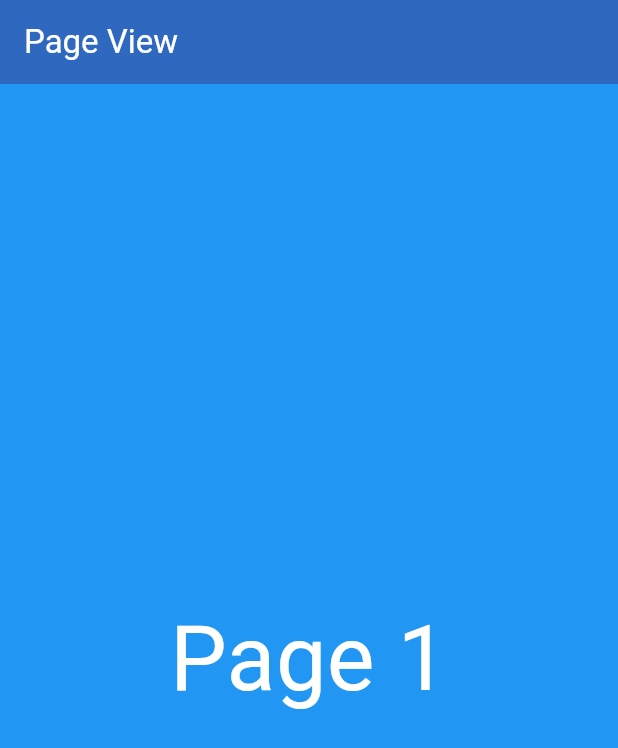
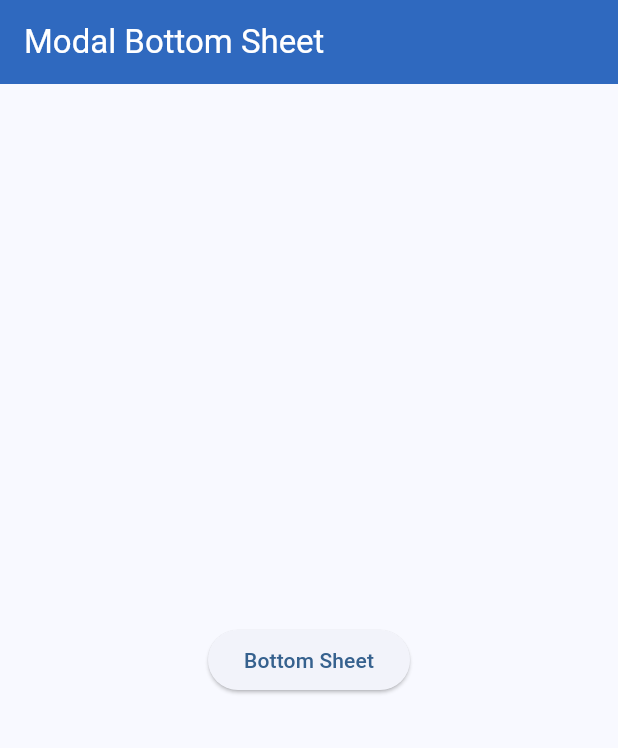
Before and after one commit to Vikram1999dev/flutter-practise, a Flutter app: the screen it shows after launch, on a phone screen of 412 x 824 dp. Shown: the top 748 px of the screen. Run offline on Flutter 3.47's test engine with Material 3 defaults, Android fonts, the light colour scheme and no system bars.

Commit message:
added modal-bottom-sheet

```diff
--- a/lib/main.dart
+++ b/lib/main.dart
@@ -17,14 +17,13 @@ class MyApp extends StatelessWidget {
         colorScheme: ColorScheme.fromSeed(seedColor: Colors.blue),
         useMaterial3: true,
       ),
-      home: const MyHomePage(title: 'Page View'),
+      home: const MyHomePage(title: 'Modal Bottom Sheet'),
     );
   }
 }
 
 class MyHomePage extends StatefulWidget {
   const MyHomePage({Key? key, required this.title});
-  final TimeOfDay? time = const TimeOfDay(hour: 12, minute: 12);
 
   final String title;
 
@@ -43,36 +42,21 @@ class _MyHomePageState extends State<MyHomePage> {
         ),
         backgroundColor: const Color.fromARGB(255, 47, 105, 191),
       ),
-      body: PageView(
-        children: [
-          Container(
-            color: Colors.blue,
-            child: const Center(
-              child: Text(
-                'Page 1',
-                style: TextStyle(color: Colors.white, fontSize: 60),
-              ),
-            ),
-          ),
-          Container(
-            color: const Color.fromARGB(255, 16, 48, 74),
-            child: const Center(
-              child: Text(
-                'Page 2',
-                style: TextStyle(color: Colors.white, fontSize: 60),
-              ),
-            ),
-          ),
-          Container(
-            color: const Color.fromARGB(255, 227, 46, 6),
-            child: const Center(
-              child: Text(
-                'Page 3',
-                style: TextStyle(color: Colors.white, fontSize: 60),
-              ),
-            ),
-          )
-        ],
+      body: Center(
+        child: ElevatedButton(
+          child: const Text('Bottom Sheet'),
+          onPressed: () {
+            showModalBottomSheet(
+              context: context,
+              builder: (BuildContext context) {
+                return SizedBox(
+                  height: 400,
+                  width: MediaQuery.of(context).size.width,
+                );
+              },
+            );
+          },
+        ),
       ),
     );
   }
```
